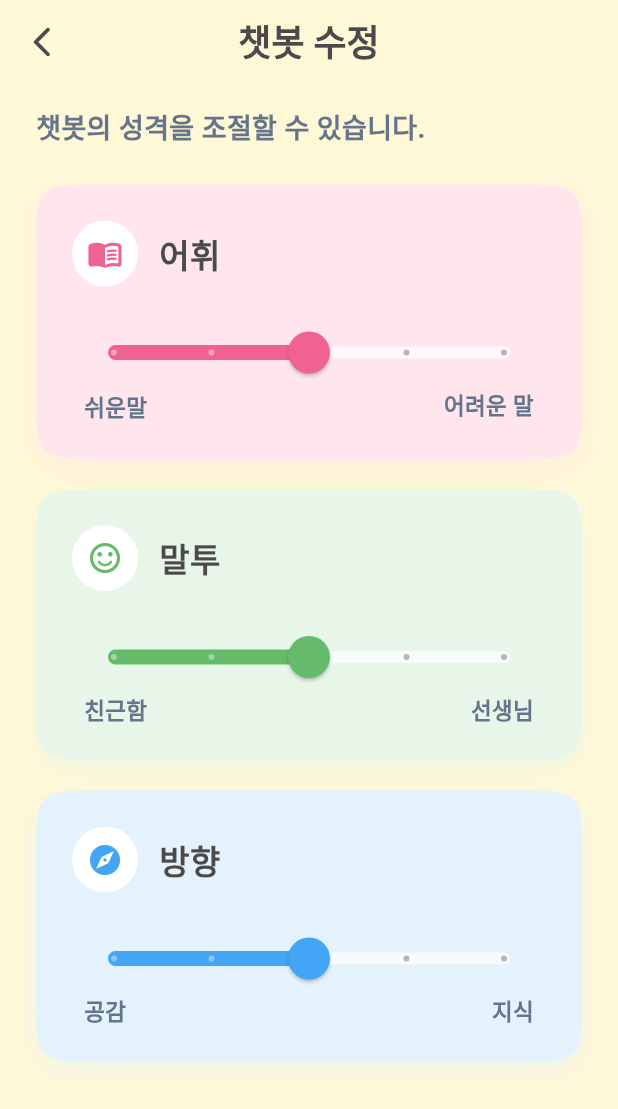
After one commit to A-I-capstone/2026-capstone-a-i-client, a Flutter app: the ChatbotToneView screen opened directly, on a phone screen of 412 x 824 dp. The commit adds this screen. Shown: the top 1109 px of the screen. Run offline on Flutter 3.47's test engine with Material 3 defaults, Android fonts, the phone set to English and light mode, and no system bars.

Commit message:
feat: add font size and chatbot setting

```diff
--- /dev/null
+++ b/devtools_options.yaml
@@ -0,0 +1,3 @@
+description: This file stores settings for Dart & Flutter DevTools.
+documentation: https://docs.flutter.dev/tools/devtools/extensions#configure-extension-enablement-states
+extensions:
--- /dev/null
+++ b/lib/models/chatbot_tone_settings.dart
@@ -0,0 +1,23 @@
+class ChatbotToneSettings {
+  final int vocabularyLevel; // 1 ('쉬운말') ~ 5 ('어려운 말')
+  final int toneLevel;       // 1 ('친근함') ~ 5 ('선생님')
+  final int focusLevel;      // 1 ('공감')   ~ 5 ('지식')
+
+  const ChatbotToneSettings({
+    this.vocabularyLevel = 3,
+    this.toneLevel = 3,
+    this.focusLevel = 3,
+  });
+
+  ChatbotToneSettings copyWith({
+    int? vocabularyLevel,
+    int? toneLevel,
+    int? focusLevel,
+  }) {
+    return ChatbotToneSettings(
+      vocabularyLevel: vocabularyLevel ?? this.vocabularyLevel,
+      toneLevel: toneLevel ?? this.toneLevel,
+      focusLevel: focusLevel ?? this.focusLevel,
+    );
+  }
+}
--- /dev/null
+++ b/lib/models/font_size_option.dart
@@ -0,0 +1,11 @@
+class FontSizeOption {
+  final String label;
+  final double scale;
+  final String description;
+
+  const FontSizeOption({
+    required this.label,
+    required this.scale,
+    required this.description,
+  });
+}
--- /dev/null
+++ b/lib/viewmodels/settings/font_size_viewmodel.dart
@@ -0,0 +1,68 @@
+import 'package:flutter/foundation.dart';
+import '../../models/font_size_option.dart';
+
+class FontSizeViewModel extends ChangeNotifier {
+  final List<FontSizeOption> _options = const [
+    FontSizeOption(
+      label: '작은 글자',
+      scale: 0.85,
+      description: '아담하고 귀여운 크기예요',
+    ),
+    FontSizeOption(
+      label: '보통 글자',
+      scale: 1.0,
+      description: '기본으로 보기 편한 크기예요',
+    ),
+    FontSizeOption(
+      label: '큰 글자',
+      scale: 1.2,
+      description: '시원시원하게 큰 크기예요',
+    ),
+    FontSizeOption(
+      label: '아주 큰 글자',
+      scale: 1.4,
+      description: '큼직하고 뚜렷하게 보여요',
+    ),
+  ];
+
+  List<FontSizeOption> get options => List.unmodifiable(_options);
+
+  int _selectedIndex = 1; // Default to '보통 글자' (1.0 scale)
+  int get selectedIndex => _selectedIndex;
+
+  double get currentScale {
+    try {
+      if (_selectedIndex >= 0 && _selectedIndex < _options.length) {
+        return _options[_selectedIndex].scale;
+      }
+      return 1.0;
+    } catch (e) {
+      debugPrint('Error retrieving current scale: $e');
+      return 1.0;
+    }
+  }
+
+  FontSizeOption get currentOption {
+    try {
+      if (_selectedIndex >= 0 && _selectedIndex < _options.length) {
+        return _options[_selectedIndex];
+      }
+      return _options[1];
+    } catch (e) {
+      debugPrint('Error retrieving current option: $e');
+      return _options[1];
+    }
+  }
+
+  void selectSize(int index) {
+    try {
+      if (index < 0 || index >= _options.length) return;
+      if (_selectedIndex == index) return;
+
+      _selectedIndex = index;
+      notifyListeners();
+    } catch (e) {
+      debugPrint('Error selecting font size: $e');
+    }
+  }
+}
--- /dev/null
+++ b/lib/views/settings/chatbot_tone_view.dart
@@ -0,0 +1,264 @@
+import 'package:flutter/material.dart';
+import 'package:provider/provider.dart';
+import '../../viewmodels/settings/chatbot_tone_viewmodel.dart';
+
+class ChatbotToneView extends StatelessWidget {
+  const ChatbotToneView({super.key});
+
+  @override
+  Widget build(BuildContext context) {
+    return ChangeNotifierProvider(
+      create: (_) => ChatbotToneViewModel(),
+      child: Scaffold(
+        backgroundColor: const Color(0xFFFFF8D6),
+        appBar: AppBar(
+          title: const Text(
+            '챗봇 수정',
+            style: TextStyle(
+              fontSize: 24,
+              fontWeight: FontWeight.w800,
+              color: Color(0xFF4A4A4A),
+            ),
+          ),
+          backgroundColor: Colors.transparent,
+          elevation: 0,
+          centerTitle: true,
+          leading: IconButton(
+            icon: const Icon(
+              Icons.arrow_back_ios_new_rounded,
+              color: Color(0xFF4A4A4A),
+            ),
+            onPressed: () => Navigator.pop(context),
+          ),
+        ),
+        body: const SafeArea(
+          child: _ChatbotToneContent(),
+        ),
+      ),
+    );
+  }
+}
+
+class _ChatbotToneContent extends StatelessWidget {
+  const _ChatbotToneContent();
+
+  @override
+  Widget build(BuildContext context) {
+    final viewModel = context.watch<ChatbotToneViewModel>();
+
+    return SingleChildScrollView(
+      padding: const EdgeInsets.symmetric(horizontal: 24.0, vertical: 16.0),
+      child: Column(
+        crossAxisAlignment: CrossAxisAlignment.stretch,
+        children: [
+          const Text(
+            '챗봇의 성격을 조절할 수 있습니다.',
+            style: TextStyle(
+              fontSize: 18,
+              fontWeight: FontWeight.w700,
+              color: Color(0xFF64748B),
+            ),
+          ),
+          const SizedBox(height: 24),
+          _ToneSliderCard(
+            title: '어휘',
+            icon: Icons.menu_book_rounded,
+            leftLabel: '쉬운말',
+            rightLabel: '어려운 말',
+            value: viewModel.vocabularyLevel,
+            cardColor: const Color(0xFFFFE5EC),
+            accentColor: const Color(0xFFF06292),
+            onChanged: viewModel.updateVocabularyLevel,
+          ),
+          const SizedBox(height: 20),
+          _ToneSliderCard(
+            title: '말투',
+            icon: Icons.sentiment_satisfied_alt_rounded,
+            leftLabel: '친근함',
+            rightLabel: '선생님',
+            value: viewModel.toneLevel,
+            cardColor: const Color(0xFFE8F5E9),
+            accentColor: const Color(0xFF66BB6A),
+            onChanged: viewModel.updateToneLevel,
+          ),
+          const SizedBox(height: 20),
+          _ToneSliderCard(
+            title: '방향',
+            icon: Icons.explore_rounded,
+            leftLabel: '공감',
+            rightLabel: '지식',
+            value: viewModel.focusLevel,
+            cardColor: const Color(0xFFE3F2FD),
+            accentColor: const Color(0xFF42A5F5),
+            onChanged: viewModel.updateFocusLevel,
+          ),
+          const SizedBox(height: 24),
+        ],
+      ),
+    );
+  }
+}
+
+class _ToneSliderCard extends StatelessWidget {
+  final String title;
+  final IconData icon;
+  final String leftLabel;
+  final String rightLabel;
+  final int value;
+  final Color cardColor;
+  final Color accentColor;
+  final ValueChanged<double> onChanged;
+
+  const _ToneSliderCard({
+    required this.title,
+    required this.icon,
+    required this.leftLabel,
+    required this.rightLabel,
+    required this.value,
+    required this.cardColor,
+    required this.accentColor,
+    required this.onChanged,
+  });
+
+  @override
+  Widget build(BuildContext context) {
+    return Container(
+      padding: const EdgeInsets.all(24),
+      decoration: ShapeDecoration(
+        color: cardColor,
+        shape: ContinuousRectangleBorder(
+          borderRadius: BorderRadius.circular(48),
+        ),
+        shadows: [
+          BoxShadow(
+            color: cardColor.withOpacity(0.6),
+            blurRadius: 14,
+            offset: const Offset(0, 6),
+          ),
+        ],
+      ),
+      child: Column(
+        crossAxisAlignment: CrossAxisAlignment.start,
+        children: [
+          _CardHeader(
+            title: title,
+            icon: icon,
+            accentColor: accentColor,
+          ),
+          const SizedBox(height: 20),
+          _SliderSection(
+            value: value,
+            accentColor: accentColor,
+            leftLabel: leftLabel,
+            rightLabel: rightLabel,
+            onChanged: onChanged,
+          ),
+        ],
+      ),
+    );
+  }
+}
+
+class _CardHeader extends StatelessWidget {
+  final String title;
+  final IconData icon;
+  final Color accentColor;
+
+  const _CardHeader({
+    required this.title,
+    required this.icon,
+    required this.accentColor,
+  });
+
+  @override
+  Widget build(BuildContext context) {
+    return Row(
+      children: [
+        Container(
+          padding: const EdgeInsets.all(10),
+          decoration: const BoxDecoration(
+            color: Colors.white,
+            shape: BoxShape.circle,
+          ),
+          child: Icon(icon, color: accentColor, size: 24),
+        ),
+        const SizedBox(width: 14),
+        Expanded(
+          child: Text(
+            title,
+            style: const TextStyle(
+              fontSize: 22,
+              fontWeight: FontWeight.w800,
+              color: Color(0xFF4A4A4A),
+            ),
+          ),
+        ),
+      ],
+    );
+  }
+}
+
+class _SliderSection extends StatelessWidget {
+  final int value;
+  final Color accentColor;
+  final String leftLabel;
+  final String rightLabel;
+  final ValueChanged<double> onChanged;
+
+  const _SliderSection({
+    required this.value,
+    required this.accentColor,
+    required this.leftLabel,
+    required this.rightLabel,
+    required this.onChanged,
+  });
+
+  @override
+  Widget build(BuildContext context) {
+    return Column(
+      children: [
+        SliderTheme(
+          data: SliderTheme.of(context).copyWith(
+            activeTrackColor: accentColor,
+            inactiveTrackColor: Colors.white70,
+            thumbColor: accentColor,
+            overlayColor: accentColor.withOpacity(0.2),
+            trackHeight: 8.0,
+            thumbShape: const RoundSliderThumbShape(enabledThumbRadius: 14.0),
+          ),
+          child: Slider(
+            value: value.toDouble(),
+            min: 1.0,
+            max: 5.0,
+            divisions: 4,
+            onChanged: onChanged,
+          ),
+        ),
+        Padding(
+          padding: const EdgeInsets.symmetric(horizontal: 8.0),
+          child: Row(
+            mainAxisAlignment: MainAxisAlignment.spaceBetween,
+            children: [
+              Text(
+                leftLabel,
+                style: const TextStyle(
+                  fontSize: 15,
+                  fontWeight: FontWeight.w700,
+                  color: Color(0xFF64748B),
+                ),
+              ),
+              Text(
+                rightLabel,
+                style: const TextStyle(
+                  fontSize: 15,
+                  fontWeight: FontWeight.w700,
+                  color: Color(0xFF64748B),
+                ),
+              ),
+            ],
+          ),
+        ),
+      ],
+    );
+  }
+}
```
Also changed, not shown: lib/main.dart (+13 -0 lines), lib/viewmodels/settings/chatbot_tone_viewmodel.dart (added, +46 -0 lines), lib/views/settings/font_size_view.dart (added, +281 -0 lines), lib/views/settings/settings_view.dart (+21 -2 lines).
